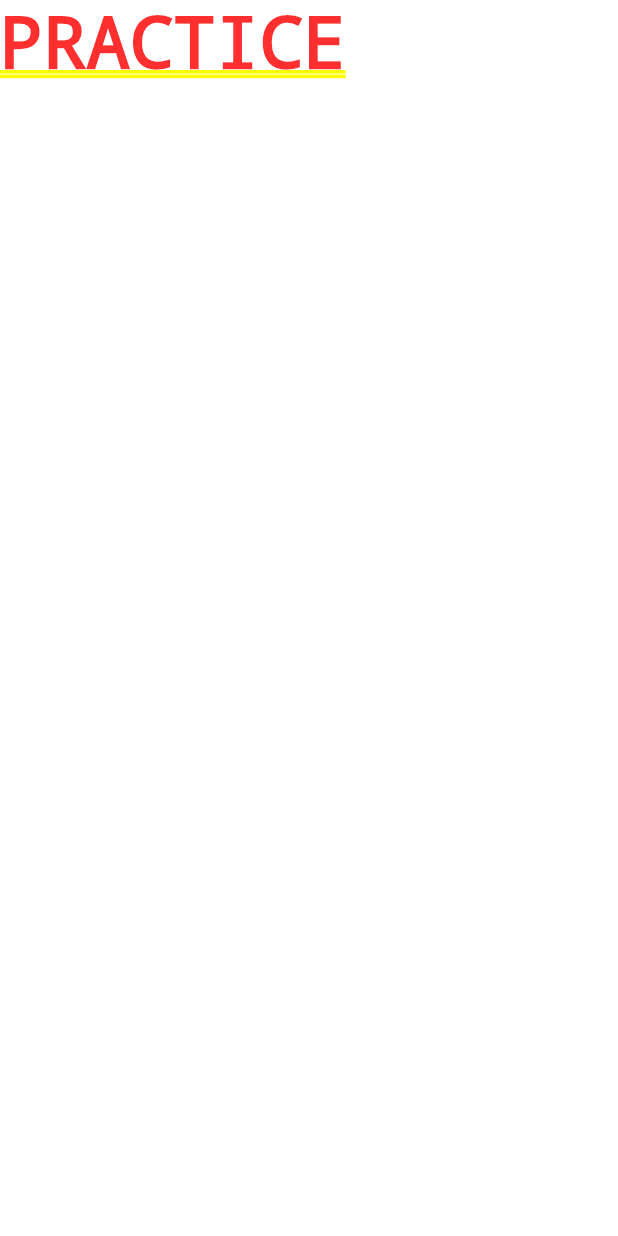
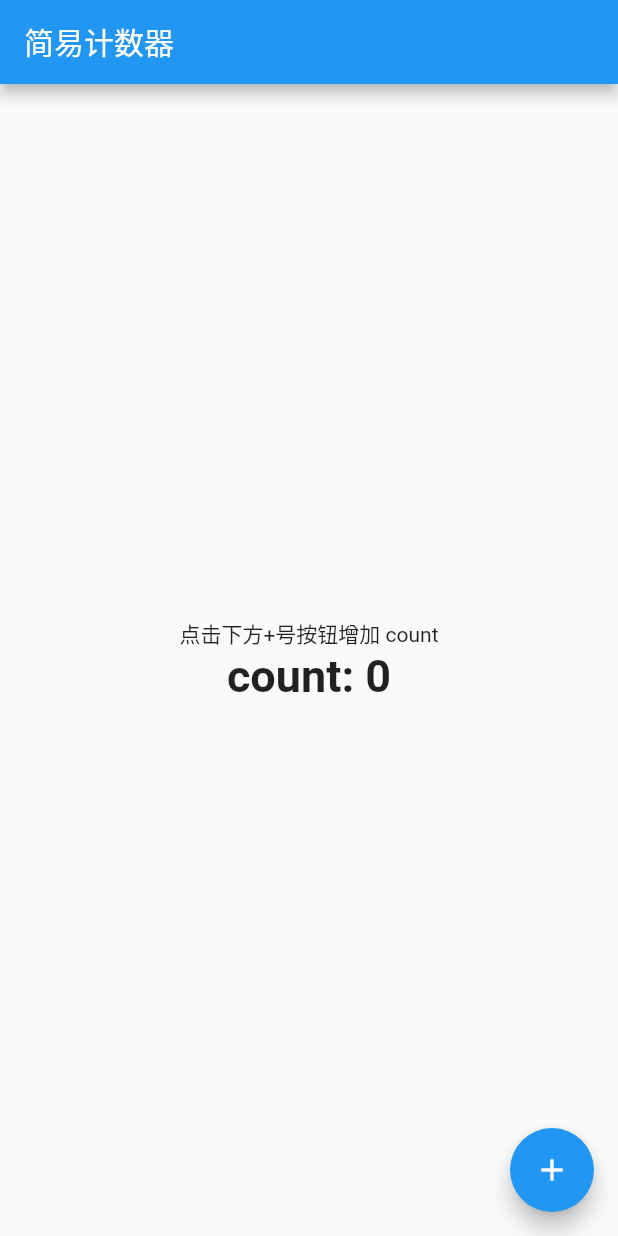
Before and after one commit to FrattiNor/flutter_practice, a Flutter app: the screen it shows after launch, on a phone screen of 412 x 824 dp. Run offline on Flutter 3.47's test engine with Material 2 defaults, Android fonts, the phone set to English and light mode, and no system bars.

Commit message:
[update] practice 1 简易计数器

```diff
--- a/lib/main.dart
+++ b/lib/main.dart
@@ -1,29 +1,6 @@
 import "package:flutter/material.dart" as material;
+import "package:flutter_practice/practice1/main.dart" as practice;
 
 void main(List<String> args) {
-  material.runApp(const App());
+  material.runApp(const practice.App());
 }
-
-class App extends material.StatelessWidget {
-  const App({material.Key? key}) : super(key: key);
-
-  @override
-  material.Widget build(material.BuildContext context) {
-    return material.MaterialApp(
-        title: "practice", theme: material.ThemeData(), home: const Home());
-  }
-}
-
-class Home extends material.StatefulWidget {
-  const Home({material.Key? key}) : super(key: key);
-
-  @override
-  material.State<Home> createState() => _HomeState();
-}
-
-class _HomeState extends material.State<Home> {
-  @override
-  material.Widget build(material.BuildContext context) {
-    return const material.Text("PRACTICE");
-  }
-}
--- /dev/null
+++ b/lib/practice1/main.dart
@@ -0,0 +1,66 @@
+import "package:flutter/material.dart" as material;
+
+class App extends material.StatefulWidget {
+  const App({material.Key? key}) : super(key: key);
+
+  @override
+  material.State<App> createState() => _AppState();
+}
+
+class _AppState extends material.State<App> {
+  int count = 0;
+
+  void addCount() {
+    setState(() {
+      count++;
+    });
+  }
+
+  @override
+  material.Widget build(material.BuildContext context) {
+    return material.MaterialApp(
+      title: "practice",
+      theme: material.ThemeData(
+        primaryColor: material.Colors.blue,
+      ),
+      home: material.Scaffold(
+        appBar: material.AppBar(
+          title: const material.Text("简易计数器"),
+        ),
+        body: Home(count: count),
+        floatingActionButton: material.FloatingActionButton(
+          onPressed: addCount,
+          tooltip: "增加count",
+          child: const material.Icon(material.Icons.add),
+        ),
+      ),
+    );
+  }
+}
+
+class Home extends material.StatelessWidget {
+  const Home({material.Key? key, required this.count}) : super(key: key);
+
+  final int count;
+
+  @override
+  material.Widget build(material.BuildContext context) {
+    return material.Center(
+      child: material.Column(
+        mainAxisSize: material.MainAxisSize.min,
+        children: [
+          const material.Text(
+            "点击下方+号按钮增加 count",
+          ),
+          material.Text(
+            "count: $count",
+            style: const material.TextStyle(
+              fontSize: 30,
+              fontWeight: material.FontWeight.bold,
+            ),
+          ),
+        ],
+      ),
+    );
+  }
+}
```
Also changed, not shown: 2 other files.
